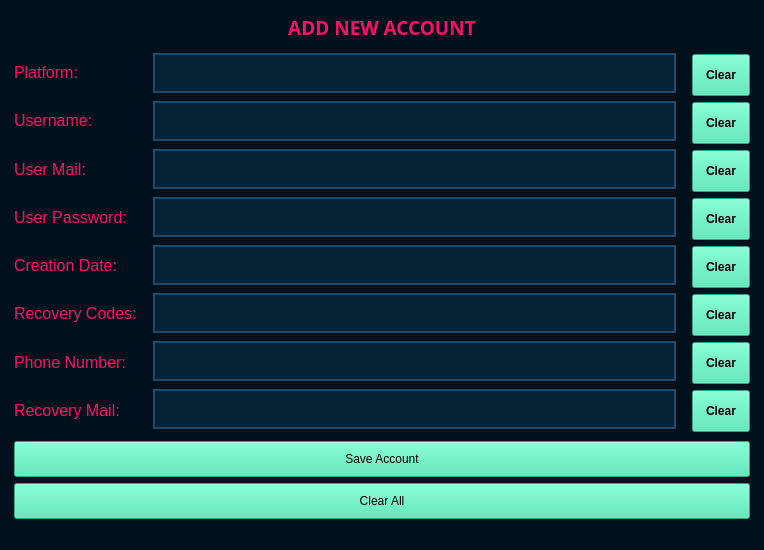
TasarrufluFare/AccountStorageApp, file addnewaccForm.ui: the form before one commit.
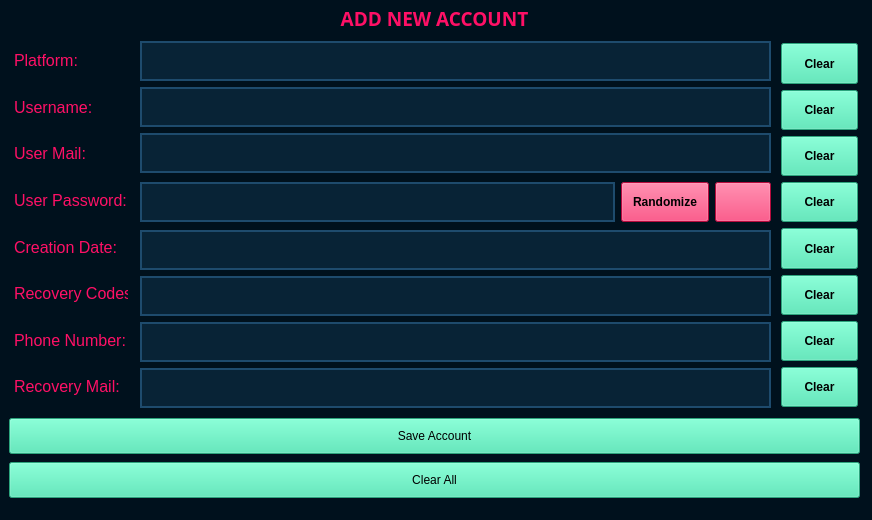
The form after the commit. Icons and pictures are not drawn.

Diff of the .ui file:
```diff
--- a/addnewaccForm.ui
+++ b/addnewaccForm.ui
@@ -6,20 +6,20 @@
    <rect>
     <x>0</x>
     <y>0</y>
-    <width>764</width>
-    <height>550</height>
+    <width>872</width>
+    <height>520</height>
    </rect>
   </property>
   <property name="minimumSize">
    <size>
-    <width>440</width>
-    <height>550</height>
+    <width>872</width>
+    <height>520</height>
    </size>
   </property>
   <property name="maximumSize">
    <size>
-    <width>1000</width>
-    <height>550</height>
+    <width>872</width>
+    <height>520</height>
    </size>
   </property>
   <property name="windowTitle">
@@ -52,8 +52,15 @@
 }</string>
   </property>
   <widget class="QWidget" name="centralwidget">
-   <layout class="QGridLayout" name="gridLayout_2">
-    <item row="0" column="0" colspan="3">
+   <widget class="QWidget" name="layoutWidget">
+    <property name="geometry">
+     <rect>
+      <x>9</x>
+      <y>3</y>
+      <width>851</width>
+      <height>31</height>
+     </rect>
+    </property>
      <layout class="QHBoxLayout" name="horizontalLayout">
       <property name="spacing">
        <number>6</number>
@@ -95,8 +102,16 @@
        </widget>
       </item>
      </layout>
-    </item>
-    <item row="1" column="0">
+   </widget>
+   <widget class="QWidget" name="layoutWidget">
+    <property name="geometry">
+     <rect>
+      <x>9</x>
+      <y>40</y>
+      <width>124</width>
+      <height>371</height>
+     </rect>
+    </property>
      <layout class="QVBoxLayout" name="verticalLayout">
       <property name="sizeConstraint">
        <enum>QLayout::SetDefaultConstraint</enum>
@@ -290,360 +305,16 @@
        </widget>
       </item>
      </layout>
-    </item>
-    <item row="1" column="1">
-     <layout class="QVBoxLayout" name="verticalLayout_4">
-      <property name="leftMargin">
-       <number>5</number>
-      </property>
-      <property name="topMargin">
-       <number>0</number>
-      </property>
-      <property name="rightMargin">
-       <number>5</number>
-      </property>
-      <property name="bottomMargin">
-       <number>0</number>
-      </property>
-      <item>
-       <widget class="QLineEdit" name="platform_lineedit">
-        <property name="styleSheet">
-         <string notr="true">QLineEdit
-{
-	background-color: #082336;
-	color: #3e93ff;
-	border-style: solid;
-	border-width: 2px;
-	border-color: #1e4b6d;
-	padding: 10px;
-
-}
-
-
-QLineEdit::hover
-{
-	background-color: #082336;
-	color: #3e93ca;
-	border-style: solid;
-	border-width: 2px;
-	border-color: #ff1066;
-	padding: 10px;
-
-}
-
-
-QLineEdit::focus
-{
-	
-	color: #3e93ca;
-	border-style: solid;
-	border-width: 2px;
-	border-color: #ff1066;
-	padding: 10px;
-
-}
-
-</string>
-        </property>
-       </widget>
-      </item>
-      <item>
-       <widget class="QLineEdit" name="username_lineedit">
-        <property name="styleSheet">
-         <string notr="true">QLineEdit
-{
-	background-color: #082336;
-	color: #3e93ff;
-	border-style: solid;
-	border-width: 2px;
-	border-color: #1e4b6d;
-	padding: 10px;
-
-}
-
-
-QLineEdit::hover
-{
-	background-color: #082336;
-	color: #3e93ca;
-	border-style: solid;
-	border-width: 2px;
-	border-color: #ff1066;
-	padding: 10px;
-
-}
-
-
-QLineEdit::focus
-{
-	
-	color: #3e93ca;
-	border-style: solid;
-	border-width: 2px;
-	border-color: #ff1066;
-	padding: 10px;
-
-}
-
-</string>
-        </property>
-       </widget>
-      </item>
-      <item>
-       <widget class="QLineEdit" name="usermail_lineedit">
-        <property name="styleSheet">
-         <string notr="true">QLineEdit
-{
-	background-color: #082336;
-	color: #3e93ff;
-	border-style: solid;
-	border-width: 2px;
-	border-color: #1e4b6d;
-	padding: 10px;
-
-}
-
-
-QLineEdit::hover
-{
-	background-color: #082336;
-	color: #3e93ca;
-	border-style: solid;
-	border-width: 2px;
-	border-color: #ff1066;
-	padding: 10px;
-
-}
-
-
-QLineEdit::focus
-{
-	
-	color: #3e93ca;
-	border-style: solid;
-	border-width: 2px;
-	border-color: #ff1066;
-	padding: 10px;
-
-}
-
-</string>
-        </property>
-       </widget>
-      </item>
-      <item>
-       <widget class="QLineEdit" name="userpassword_lineedit">
-        <property name="styleSheet">
-         <string notr="true">QLineEdit
-{
-	background-color: #082336;
-	color: #3e93ff;
-	border-style: solid;
-	border-width: 2px;
-	border-color: #1e4b6d;
-	padding: 10px;
-
-}
-
-
-QLineEdit::hover
-{
-	background-color: #082336;
-	color: #3e93ca;
-	border-style: solid;
-	border-width: 2px;
-	border-color: #ff1066;
-	padding: 10px;
-
-}
-
-
-QLineEdit::focus
-{
-	
-	color: #3e93ca;
-	border-style: solid;
-	border-width: 2px;
-	border-color: #ff1066;
-	padding: 10px;
-
-}
-
-</string>
-        </property>
-       </widget>
-      </item>
-      <item>
-       <widget class="QLineEdit" name="creationdate_lineedit">
-        <property name="styleSheet">
-         <string notr="true">QLineEdit
-{
-	background-color: #082336;
-	color: #3e93ff;
-	border-style: solid;
-	border-width: 2px;
-	border-color: #1e4b6d;
-	padding: 10px;
-
-}
-
-
-QLineEdit::hover
-{
-	background-color: #082336;
-	color: #3e93ca;
-	border-style: solid;
-	border-width: 2px;
-	border-color: #ff1066;
-	padding: 10px;
-
-}
-
-
-QLineEdit::focus
-{
-	
-	color: #3e93ca;
-	border-style: solid;
-	border-width: 2px;
-	border-color: #ff1066;
-	padding: 10px;
-
-}
-
-</string>
-        </property>
-       </widget>
-      </item>
-      <item>
-       <widget class="QLineEdit" name="recoverycodes_lineedit">
-        <property name="styleSheet">
-         <string notr="true">QLineEdit
-{
-	background-color: #082336;
-	color: #3e93ff;
-	border-style: solid;
-	border-width: 2px;
-	border-color: #1e4b6d;
-	padding: 10px;
-
-}
-
-
-QLineEdit::hover
-{
-	background-color: #082336;
-	color: #3e93ca;
-	border-style: solid;
-	border-width: 2px;
-	border-color: #ff1066;
-	padding: 10px;
-
-}
-
-
-QLineEdit::focus
-{
-	
-	color: #3e93ca;
-	border-style: solid;
-	border-width: 2px;
-	border-color: #ff1066;
-	padding: 10px;
-
-}
-
-</string>
-        </property>
-       </widget>
-      </item>
-      <item>
-       <widget class="QLineEdit" name="phonenumber_lineedit">
-        <property name="styleSheet">
-         <string notr="true">QLineEdit
-{
-	background-color: #082336;
-	color: #3e93ff;
-	border-style: solid;
-	border-width: 2px;
-	border-color: #1e4b6d;
-	padding: 10px;
-
-}
-
-
-QLineEdit::hover
-{
-	background-color: #082336;
-	color: #3e93ca;
-	border-style: solid;
-	border-width: 2px;
-	border-color: #ff1066;
-	padding: 10px;
-
-}
-
-
-QLineEdit::focus
-{
-	
-	color: #3e93ca;
-	border-style: solid;
-	border-width: 2px;
-	border-color: #ff1066;
-	padding: 10px;
-
-}
-
-</string>
-        </property>
-       </widget>
-      </item>
-      <item>
-       <widget class="QLineEdit" name="recoverymail_lineedit">
-        <property name="styleSheet">
-         <string notr="true">QLineEdit
-{
-	background-color: #082336;
-	color: #3e93ff;
-	border-style: solid;
-	border-width: 2px;
-	border-color: #1e4b6d;
-	padding: 10px;
-
-}
-
-
-QLineEdit::hover
-{
-	background-color: #082336;
-	color: #3e93ca;
-	border-style: solid;
-	border-width: 2px;
-	border-color: #ff1066;
-	padding: 10px;
-
-}
-
-
-QLineEdit::focus
-{
-	
-	color: #3e93ca;
-	border-style: solid;
-	border-width: 2px;
-	border-color: #ff1066;
-	padding: 10px;
-
-}
-
-</string>
-        </property>
-       </widget>
-      </item>
-     </layout>
-    </item>
-    <item row="1" column="2">
+   </widget>
+   <widget class="QWidget" name="layoutWidget">
+    <property name="geometry">
+     <rect>
+      <x>776</x>
+      <y>40</y>
+      <width>87</width>
+      <height>370</height>
+     </rect>
+    </property>
      <layout class="QVBoxLayout" name="verticalLayout_2">
       <property name="leftMargin">
        <number>5</number>
@@ -1026,14 +697,22 @@
        </widget>
       </item>
      </layout>
-    </item>
-    <item row="2" column="0" colspan="3">
+   </widget>
+   <widget class="QWidget" name="layoutWidget">
+    <property name="geometry">
+     <rect>
+      <x>9</x>
+      <y>416</y>
+      <width>851</width>
+      <height>84</height>
+     </rect>
+    </property>
      <layout class="QVBoxLayout" name="verticalLayout_5">
       <property name="leftMargin">
-       <number>5</number>
+      <number>0</number>
       </property>
       <property name="rightMargin">
-       <number>5</number>
+      <number>0</number>
       </property>
       <item>
        <widget class="QPushButton" name="save_button">
@@ -1128,8 +807,591 @@
        </widget>
       </item>
      </layout>
-    </item>
-   </layout>
+   </widget>
+   <widget class="QWidget" name="">
+    <property name="geometry">
+     <rect>
+      <x>140</x>
+      <y>41</y>
+      <width>631</width>
+      <height>134</height>
+     </rect>
+    </property>
+    <layout class="QVBoxLayout" name="verticalLayout_4">
+     <item>
+      <widget class="QLineEdit" name="platform_lineedit">
+       <property name="minimumSize">
+        <size>
+         <width>0</width>
+         <height>40</height>
+        </size>
+       </property>
+       <property name="maximumSize">
+        <size>
+         <width>16777215</width>
+         <height>40</height>
+        </size>
+       </property>
+       <property name="styleSheet">
+        <string notr="true">QLineEdit
+{
+	background-color: #082336;
+	color: #3e93ff;
+	border-style: solid;
+	border-width: 2px;
+	border-color: #1e4b6d;
+	padding: 10px;
+
+}
+
+
+QLineEdit::hover
+{
+	background-color: #082336;
+	color: #3e93ca;
+	border-style: solid;
+	border-width: 2px;
+	border-color: #ff1066;
+	padding: 10px;
+
+}
+
+
+QLineEdit::focus
+{
+	
+	color: #3e93ca;
+	border-style: solid;
+	border-width: 2px;
+	border-color: #ff1066;
+	padding: 10px;
+
+}
+
+</string>
+       </property>
+      </widget>
+     </item>
+     <item>
+      <widget class="QLineEdit" name="username_lineedit">
+       <property name="minimumSize">
+        <size>
+         <width>0</width>
+         <height>40</height>
+        </size>
+       </property>
+       <property name="maximumSize">
+        <size>
+         <width>16777215</width>
+         <height>40</height>
+        </size>
+       </property>
+       <property name="styleSheet">
+        <string notr="true">QLineEdit
+{
+	background-color: #082336;
+	color: #3e93ff;
+	border-style: solid;
+	border-width: 2px;
+	border-color: #1e4b6d;
+	padding: 10px;
+
+}
+
+
+QLineEdit::hover
+{
+	background-color: #082336;
+	color: #3e93ca;
+	border-style: solid;
+	border-width: 2px;
+	border-color: #ff1066;
+	padding: 10px;
+
+}
+
+
+QLineEdit::focus
+{
+	
+	color: #3e93ca;
+	border-style: solid;
+	border-width: 2px;
+	border-color: #ff1066;
+	padding: 10px;
+
+}
+
+</string>
+       </property>
+      </widget>
+     </item>
+     <item>
+      <widget class="QLineEdit" name="usermail_lineedit">
+       <property name="minimumSize">
+        <size>
+         <width>0</width>
+         <height>40</height>
+        </size>
+       </property>
+       <property name="maximumSize">
+        <size>
+         <width>16777215</width>
+         <height>40</height>
+        </size>
+       </property>
+       <property name="styleSheet">
+        <string notr="true">QLineEdit
+{
+	background-color: #082336;
+	color: #3e93ff;
+	border-style: solid;
+	border-width: 2px;
+	border-color: #1e4b6d;
+	padding: 10px;
+
+}
+
+
+QLineEdit::hover
+{
+	background-color: #082336;
+	color: #3e93ca;
+	border-style: solid;
+	border-width: 2px;
+	border-color: #ff1066;
+	padding: 10px;
+
+}
+
+
+QLineEdit::focus
+{
+	
+	color: #3e93ca;
+	border-style: solid;
+	border-width: 2px;
+	border-color: #ff1066;
+	padding: 10px;
+
+}
+
+</string>
+       </property>
+      </widget>
+     </item>
+    </layout>
+   </widget>
+   <widget class="QWidget" name="">
+    <property name="geometry">
+     <rect>
+      <x>140</x>
+      <y>181</y>
+      <width>631</width>
+      <height>42</height>
+     </rect>
+    </property>
+    <layout class="QHBoxLayout" name="horizontalLayout_2">
+     <item>
+      <widget class="QLineEdit" name="userpassword_lineedit">
+       <property name="minimumSize">
+        <size>
+         <width>0</width>
+         <height>40</height>
+        </size>
+       </property>
+       <property name="maximumSize">
+        <size>
+         <width>16777215</width>
+         <height>40</height>
+        </size>
+       </property>
+       <property name="styleSheet">
+        <string notr="true">QLineEdit
+{
+	background-color: #082336;
+	color: #3e93ff;
+	border-style: solid;
+	border-width: 2px;
+	border-color: #1e4b6d;
+	padding: 10px;
+
+}
+
+
+QLineEdit::hover
+{
+	background-color: #082336;
+	color: #3e93ca;
+	border-style: solid;
+	border-width: 2px;
+	border-color: #ff1066;
+	padding: 10px;
+
+}
+
+
+QLineEdit::focus
+{
+	
+	color: #3e93ca;
+	border-style: solid;
+	border-width: 2px;
+	border-color: #ff1066;
+	padding: 10px;
+
+}
+
+</string>
+       </property>
+      </widget>
+     </item>
+     <item>
+      <widget class="QPushButton" name="randomizepass_btn">
+       <property name="minimumSize">
+        <size>
+         <width>0</width>
+         <height>40</height>
+        </size>
+       </property>
+       <property name="maximumSize">
+        <size>
+         <width>16777215</width>
+         <height>40</height>
+        </size>
+       </property>
+       <property name="styleSheet">
+        <string notr="true">QPushButton
+{
+	background-color: #ff1056;
+	color: #000000;
+	border-color: #000000;
+	font-weight : bold;
+	padding: 11px;
+
+}
+
+
+QPushButton::hover
+{
+	background-color: #ff1066;
+	color: #000000;
+	border-style: solid;
+	border-color: #000000;
+	font-weight : bold;
+	padding: 13px;
+
+}
+
+
+QPushButton::pressed
+{
+	background-color: #ff1076;
+	color: #000000;
+	border-style: solid;
+	border-color: #000000;
+	font-weight : bold;
+	padding: 13px;
+
+}</string>
+       </property>
+       <property name="text">
+        <string>Randomize</string>
+       </property>
+       <property name="icon">
+        <iconset>
+         <normaloff>Resources/icons/randompassword.ico</normaloff>Resources/icons/randompassword.ico</iconset>
+       </property>
+      </widget>
+     </item>
+     <item>
+      <widget class="QPushButton" name="randompasssett_btn">
+       <property name="minimumSize">
+        <size>
+         <width>0</width>
+         <height>40</height>
+        </size>
+       </property>
+       <property name="maximumSize">
+        <size>
+         <width>16777215</width>
+         <height>40</height>
+        </size>
+       </property>
+       <property name="styleSheet">
+        <string notr="true">QPushButton
+{
+	background-color: #ff1056;
+	color: #000000;
+	border-color: #000000;
+	font-weight : bold;
+	padding: 11px;
+
+}
+
+
+QPushButton::hover
+{
+	background-color: #ff1066;
+	color: #000000;
+	border-style: solid;
+	border-color: #000000;
+	font-weight : bold;
+	padding: 13px;
+
+}
+
+
+QPushButton::pressed
+{
+	background-color: #ff1076;
+	color: #000000;
+	border-style: solid;
+	border-color: #000000;
+	font-weight : bold;
+	padding: 13px;
+
+}</string>
+       </property>
+       <property name="text">
+        <string/>
+       </property>
+       <property name="icon">
+        <iconset>
+         <normaloff>Resources/icons/passett.ico</normaloff>Resources/icons/passett.ico</iconset>
+       </property>
+      </widget>
+     </item>
+    </layout>
+   </widget>
+   <widget class="QWidget" name="">
+    <property name="geometry">
+     <rect>
+      <x>140</x>
+      <y>230</y>
+      <width>631</width>
+      <height>180</height>
+     </rect>
+    </property>
+    <layout class="QVBoxLayout" name="verticalLayout_3">
+     <item>
+      <widget class="QLineEdit" name="creationdate_lineedit">
+       <property name="minimumSize">
+        <size>
+         <width>0</width>
+         <height>40</height>
+        </size>
+       </property>
+       <property name="maximumSize">
+        <size>
+         <width>16777215</width>
+         <height>40</height>
+        </size>
+       </property>
+       <property name="styleSheet">
+        <string notr="true">QLineEdit
+{
+	background-color: #082336;
+	color: #3e93ff;
+	border-style: solid;
+	border-width: 2px;
+	border-color: #1e4b6d;
+	padding: 10px;
+
+}
+
+
+QLineEdit::hover
+{
+	background-color: #082336;
+	color: #3e93ca;
+	border-style: solid;
+	border-width: 2px;
+	border-color: #ff1066;
+	padding: 10px;
+
+}
+
+
+QLineEdit::focus
+{
+	
+	color: #3e93ca;
+	border-style: solid;
+	border-width: 2px;
+	border-color: #ff1066;
+	padding: 10px;
+
+}
+
+</string>
+       </property>
+      </widget>
+     </item>
+     <item>
+      <widget class="QLineEdit" name="recoverycodes_lineedit">
+       <property name="minimumSize">
+        <size>
+         <width>0</width>
+         <height>40</height>
+        </size>
+       </property>
+       <property name="maximumSize">
+        <size>
+         <width>16777215</width>
+         <height>40</height>
+        </size>
+       </property>
+       <property name="styleSheet">
+        <string notr="true">QLineEdit
+{
+	background-color: #082336;
+	color: #3e93ff;
+	border-style: solid;
+	border-width: 2px;
+	border-color: #1e4b6d;
+	padding: 10px;
+
+}
+
+
+QLineEdit::hover
+{
+	background-color: #082336;
+	color: #3e93ca;
+	border-style: solid;
+	border-width: 2px;
+	border-color: #ff1066;
+	padding: 10px;
+
+}
+
+
+QLineEdit::focus
+{
+	
+	color: #3e93ca;
+	border-style: solid;
+	border-width: 2px;
+	border-color: #ff1066;
+	padding: 10px;
+
+}
+
+</string>
+       </property>
+      </widget>
+     </item>
+     <item>
+      <widget class="QLineEdit" name="phonenumber_lineedit">
+       <property name="minimumSize">
+        <size>
+         <width>0</width>
+         <height>40</height>
+        </size>
+       </property>
+       <property name="maximumSize">
+        <size>
+         <width>16777215</width>
+         <height>40</height>
+        </size>
+       </property>
+       <property name="styleSheet">
+        <string notr="true">QLineEdit
+{
+	background-color: #082336;
+	color: #3e93ff;
+	border-style: solid;
+	border-width: 2px;
+	border-color: #1e4b6d;
+	padding: 10px;
+
+}
+
+
+QLineEdit::hover
+{
+	background-color: #082336;
+	color: #3e93ca;
+	border-style: solid;
+	border-width: 2px;
+	border-color: #ff1066;
+	padding: 10px;
+
+}
+
+
+QLineEdit::focus
+{
+	
+	color: #3e93ca;
+	border-style: solid;
+	border-width: 2px;
+	border-color: #ff1066;
+	padding: 10px;
+
+}
+
+</string>
+       </property>
+      </widget>
+     </item>
+     <item>
+      <widget class="QLineEdit" name="recoverymail_lineedit">
+       <property name="minimumSize">
+        <size>
+         <width>0</width>
+         <height>40</height>
+        </size>
+       </property>
+       <property name="maximumSize">
+        <size>
+         <width>16777215</width>
+         <height>40</height>
+        </size>
+       </property>
+       <property name="styleSheet">
+        <string notr="true">QLineEdit
+{
+	background-color: #082336;
+	color: #3e93ff;
+	border-style: solid;
+	border-width: 2px;
+	border-color: #1e4b6d;
+	padding: 10px;
+
+}
+
+
+QLineEdit::hover
+{
+	background-color: #082336;
+	color: #3e93ca;
+	border-style: solid;
+	border-width: 2px;
+	border-color: #ff1066;
+	padding: 10px;
+
+}
+
+
+QLineEdit::focus
+{
+	
+	color: #3e93ca;
+	border-style: solid;
+	border-width: 2px;
+	border-color: #ff1066;
+	padding: 10px;
+
+}
+
+</string>
+       </property>
+      </widget>
+     </item>
+    </layout>
+   </widget>
   </widget>
   <widget class="QMenuBar" name="menubar">
    <property name="geometry">
```
Left out of the diff: 2 changed lines with no effect on the pictures. Lines whose indentation alone changed are shown as unchanged.
